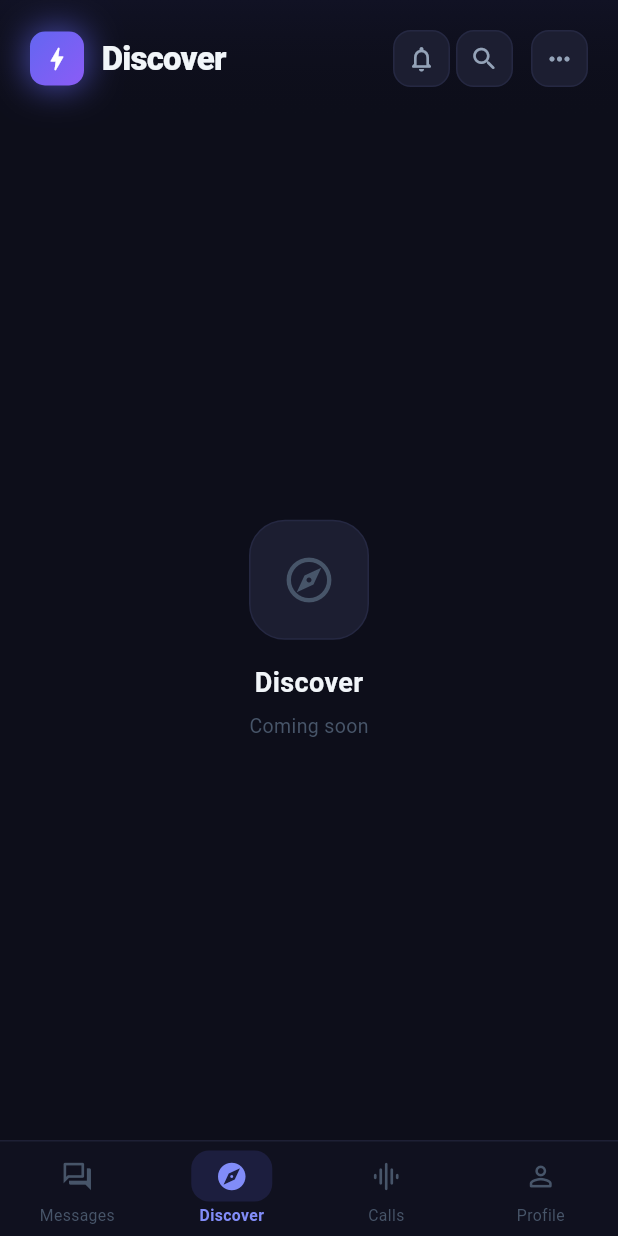
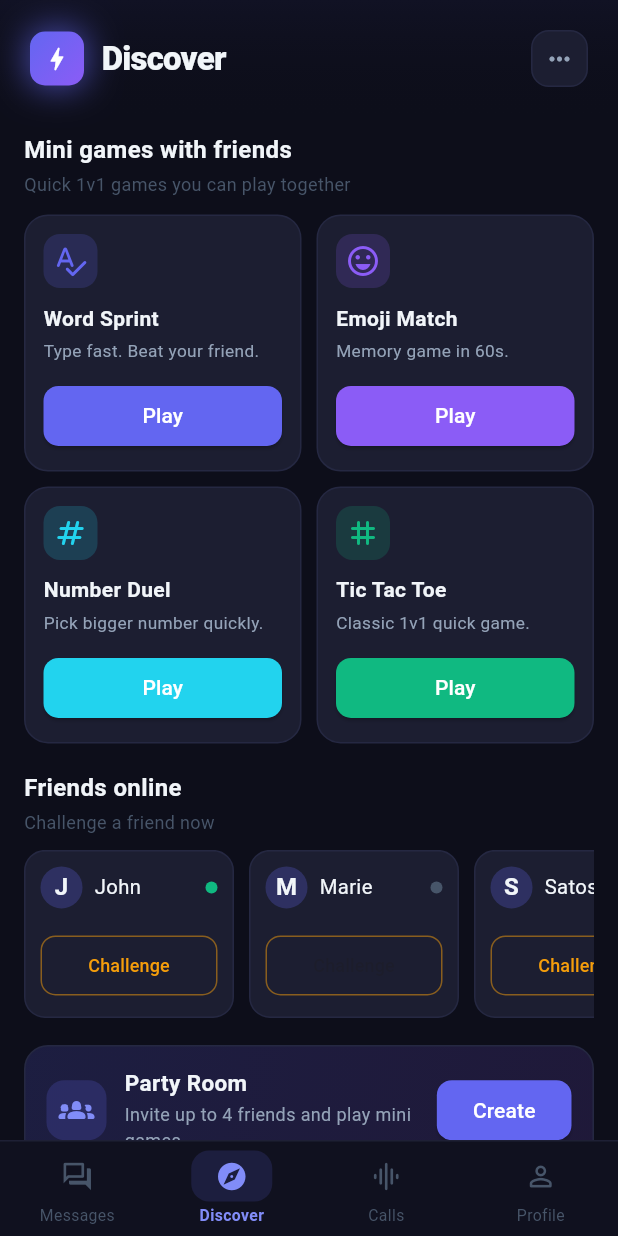
Before and after one commit to JMNaveeth/Multilingual_App, a Flutter app: the HomeScreen screen opened by its route, after a tap on "Moments", after a tap on "Calls", after a tap on "Discover", on a phone screen of 412 x 824 dp. Run offline on Flutter 3.47's test engine with Material 3 defaults, Android fonts, the phone set to English and light mode, and no system bars; our stand-ins replace flutter_contacts, flutter_riverpod, shared_preferences, socket_io_client; missing offline and left inert: flutter_webrtc; accounts and stored records are empty.

Commit message:
Add DiscoverScreen and integrate into HomeScreen

```diff
--- /dev/null
+++ b/lib/screens/discover/discover_screen.dart
@@ -0,0 +1,297 @@
+import 'package:flutter/material.dart';
+
+class _D {
+  static const bg = Color(0xFF0D0E1A);
+  static const card = Color(0xFF1C1E31);
+  static const cardBorder = Color(0xFF252842);
+  static const indigo = Color(0xFF6366F1);
+  static const indigoLight = Color(0xFF818CF8);
+  static const violet = Color(0xFF8B5CF6);
+  static const cyan = Color(0xFF22D3EE);
+  static const emerald = Color(0xFF10B981);
+  static const amber = Color(0xFFF59E0B);
+  static const textPrimary = Color(0xFFF1F5F9);
+  static const textSecondary = Color(0xFF94A3B8);
+  static const textMuted = Color(0xFF475569);
+}
+
+class DiscoverScreen extends StatelessWidget {
+  const DiscoverScreen({super.key});
+
+  static const _games = [
+    _MiniGame('Word Sprint', 'Type fast. Beat your friend.', Icons.spellcheck_rounded, _D.indigo),
+    _MiniGame('Emoji Match', 'Memory game in 60s.', Icons.emoji_emotions_outlined, _D.violet),
+    _MiniGame('Number Duel', 'Pick bigger number quickly.', Icons.numbers_rounded, _D.cyan),
+    _MiniGame('Tic Tac Toe', 'Classic 1v1 quick game.', Icons.grid_3x3_rounded, _D.emerald),
+  ];
+
+  static const _friends = [
+    _Friend('John', true),
+    _Friend('Marie', false),
+    _Friend('Satoshi', true),
+    _Friend('Nadia', true),
+  ];
+
+  void _showMessage(BuildContext context, String text) {
+    ScaffoldMessenger.of(context).showSnackBar(
+      SnackBar(
+        content: Text(text, style: const TextStyle(color: _D.textPrimary)),
+        backgroundColor: _D.card,
+        behavior: SnackBarBehavior.floating,
+        shape: RoundedRectangleBorder(borderRadius: BorderRadius.circular(12)),
+      ),
+    );
+  }
+
+  @override
+  Widget build(BuildContext context) {
+    return SingleChildScrollView(
+      padding: const EdgeInsets.fromLTRB(16, 8, 16, 20),
+      child: Column(
+        crossAxisAlignment: CrossAxisAlignment.start,
+        children: [
+          _sectionTitle('Mini games with friends', 'Quick 1v1 games you can play together'),
+          const SizedBox(height: 12),
+          GridView.builder(
+            itemCount: _games.length,
+            shrinkWrap: true,
+            physics: const NeverScrollableScrollPhysics(),
+            gridDelegate: const SliverGridDelegateWithFixedCrossAxisCount(
+              crossAxisCount: 2,
+              mainAxisSpacing: 10,
+              crossAxisSpacing: 10,
+              childAspectRatio: 1.08,
+            ),
+            itemBuilder: (context, index) {
+              final game = _games[index];
+              return _gameCard(
+                context: context,
+                game: game,
+              );
+            },
+          ),
+          const SizedBox(height: 18),
+          _sectionTitle('Friends online', 'Challenge a friend now'),
+          const SizedBox(height: 10),
+          SizedBox(
+            height: 112,
+            child: ListView.separated(
+              scrollDirection: Axis.horizontal,
+              itemCount: _friends.length,
+              separatorBuilder: (_, __) => const SizedBox(width: 10),
+              itemBuilder: (context, index) {
+                final friend = _friends[index];
+                return _friendCard(context, friend);
+              },
+            ),
+          ),
+          const SizedBox(height: 18),
+          Container(
+            width: double.infinity,
+            padding: const EdgeInsets.all(14),
+            decoration: BoxDecoration(
+              color: _D.card,
+              borderRadius: BorderRadius.circular(16),
+              border: Border.all(color: _D.cardBorder),
+              gradient: LinearGradient(
+                colors: [
+                  _D.indigo.withOpacity(0.18),
+                  _D.violet.withOpacity(0.14),
+                ],
+                begin: Alignment.topLeft,
+                end: Alignment.bottomRight,
+              ),
+            ),
+            child: Row(
+              children: [
+                Container(
+                  width: 40,
+                  height: 40,
+                  decoration: BoxDecoration(
+                    borderRadius: BorderRadius.circular(12),
+                    color: _D.indigo.withOpacity(0.2),
+                  ),
+                  child: const Icon(Icons.groups_2_rounded, color: _D.indigoLight),
+                ),
+                const SizedBox(width: 12),
+                const Expanded(
+                  child: Column(
+                    crossAxisAlignment: CrossAxisAlignment.start,
+                    children: [
+                      Text('Party Room',
+                          style: TextStyle(
+                            color: _D.textPrimary,
+                            fontWeight: FontWeight.w700,
+                            fontSize: 15,
+                          )),
+                      SizedBox(height: 2),
+                      Text('Invite up to 4 friends and play mini games',
+                          style: TextStyle(color: _D.textSecondary, fontSize: 12)),
+                    ],
+                  ),
+                ),
+                ElevatedButton(
+                  style: ElevatedButton.styleFrom(
+                    backgroundColor: _D.indigo,
+                    foregroundColor: Colors.white,
+                    shape: RoundedRectangleBorder(borderRadius: BorderRadius.circular(10)),
+                  ),
+                  onPressed: () => _showMessage(context, 'Party room coming soon'),
+                  child: const Text('Create'),
+                ),
+              ],
+            ),
+          ),
+        ],
+      ),
+    );
+  }
+
+  Widget _sectionTitle(String title, String subtitle) {
+    return Column(
+      crossAxisAlignment: CrossAxisAlignment.start,
+      children: [
+        Text(title,
+            style: const TextStyle(
+              color: _D.textPrimary,
+              fontSize: 16,
+              fontWeight: FontWeight.w700,
+            )),
+        const SizedBox(height: 3),
+        Text(subtitle,
+            style: const TextStyle(
+              color: _D.textMuted,
+              fontSize: 12,
+            )),
+      ],
+    );
+  }
+
+  Widget _gameCard({required BuildContext context, required _MiniGame game}) {
+    return Container(
+      padding: const EdgeInsets.all(12),
+      decoration: BoxDecoration(
+        color: _D.card,
+        borderRadius: BorderRadius.circular(16),
+        border: Border.all(color: _D.cardBorder),
+      ),
+      child: Column(
+        crossAxisAlignment: CrossAxisAlignment.start,
+        children: [
+          Container(
+            width: 36,
+            height: 36,
+            decoration: BoxDecoration(
+              color: game.color.withOpacity(0.18),
+              borderRadius: BorderRadius.circular(11),
+            ),
+            child: Icon(game.icon, color: game.color),
+          ),
+          const SizedBox(height: 10),
+          Text(game.name,
+              maxLines: 1,
+              overflow: TextOverflow.ellipsis,
+              style: const TextStyle(
+                color: _D.textPrimary,
+                fontWeight: FontWeight.w700,
+                fontSize: 14,
+              )),
+          const SizedBox(height: 4),
+          Text(
+            game.subtitle,
+            maxLines: 2,
+            overflow: TextOverflow.ellipsis,
+            style: const TextStyle(color: _D.textSecondary, fontSize: 11.5),
+          ),
+          const Spacer(),
+          SizedBox(
+            width: double.infinity,
+            child: ElevatedButton(
+              style: ElevatedButton.styleFrom(
+                backgroundColor: game.color,
+                foregroundColor: Colors.white,
+                shape: RoundedRectangleBorder(borderRadius: BorderRadius.circular(10)),
+                padding: const EdgeInsets.symmetric(vertical: 8),
+              ),
+              onPressed: () => _showMessage(context, '${game.name} coming soon'),
+              child: const Text('Play'),
+            ),
+          ),
+        ],
+      ),
+    );
+  }
+
+  Widget _friendCard(BuildContext context, _Friend friend) {
+    return Container(
+      width: 140,
+      padding: const EdgeInsets.all(10),
+      decoration: BoxDecoration(
+        color: _D.card,
+        borderRadius: BorderRadius.circular(14),
+        border: Border.all(color: _D.cardBorder),
+      ),
+      child: Column(
+        crossAxisAlignment: CrossAxisAlignment.start,
+        children: [
+          Row(
+            children: [
+              CircleAvatar(
+                radius: 14,
+                backgroundColor: _D.indigo.withOpacity(0.25),
+                child: Text(friend.name.characters.first.toUpperCase(),
+                    style: const TextStyle(color: _D.textPrimary, fontWeight: FontWeight.w700)),
+              ),
+              const SizedBox(width: 8),
+              Expanded(
+                child: Text(friend.name,
+                    overflow: TextOverflow.ellipsis,
+                    style: const TextStyle(color: _D.textPrimary, fontSize: 13.5)),
+              ),
+              Container(
+                width: 8,
+                height: 8,
+                decoration: BoxDecoration(
+                  shape: BoxShape.circle,
+                  color: friend.isOnline ? _D.emerald : _D.textMuted,
+                ),
+              ),
+            ],
+          ),
+          const Spacer(),
+          SizedBox(
+            width: double.infinity,
+            child: OutlinedButton(
+              style: OutlinedButton.styleFrom(
+                foregroundColor: _D.amber,
+                side: BorderSide(color: _D.amber.withOpacity(0.5)),
+                shape: RoundedRectangleBorder(borderRadius: BorderRadius.circular(10)),
+                padding: const EdgeInsets.symmetric(vertical: 8),
+              ),
+              onPressed: friend.isOnline
+                  ? () => _showMessage(context, 'Challenge sent to ${friend.name}')
+                  : null,
+              child: const Text('Challenge', style: TextStyle(fontSize: 12)),
+            ),
+          ),
+        ],
+      ),
+    );
+  }
+}
+
+class _MiniGame {
+  final String name;
+  final String subtitle;
+  final IconData icon;
+  final Color color;
+
+  const _MiniGame(this.name, this.subtitle, this.icon, this.color);
+}
+
+class _Friend {
+  final String name;
+  final bool isOnline;
+
+  const _Friend(this.name, this.isOnline);
+}
--- a/lib/screens/home/home_screen.dart
+++ b/lib/screens/home/home_screen.dart
@@ -8,6 +8,7 @@ import 'package:flutter/services.dart';
 import 'package:flutter_riverpod/flutter_riverpod.dart';
 import 'package:multilingual_chat_app/providers/auth_provider.dart';
 import 'package:multilingual_chat_app/screens/chat/chat_list_screen.dart';
+import 'package:multilingual_chat_app/screens/discover/discover_screen.dart';
 import 'package:multilingual_chat_app/screens/profile/profile_screen.dart';
 
 // ── Nexus Design Tokens ─────────────────────────────────────────────────────
@@ -95,7 +96,7 @@ class _HomeScreenState extends ConsumerState<HomeScreen>
       case 1:
         return Column(children: [
           _buildHeader(title: 'Discover'),
-          Expanded(child: _buildComingSoon(Icons.explore_outlined, 'Discover')),
+          const Expanded(child: DiscoverScreen()),
         ]);
       case 2:
         return Column(children: [
@@ -189,29 +190,10 @@ class _HomeScreenState extends ConsumerState<HomeScreen>
           ),
         ),
 
-        if (showActions) ...[
-          _headerIconBtn(Icons.notifications_none_rounded, () {}),
-          _headerIconBtn(Icons.search_rounded, () {}),
-          _moreMenu(),
-        ],
+        if (showActions) _moreMenu(),
       ]),
     );
   }
-
-  Widget _headerIconBtn(IconData icon, VoidCallback onTap) => GestureDetector(
-        onTap: onTap,
-        child: Container(
-          width: 38,
-          height: 38,
-          margin: const EdgeInsets.only(left: 4),
-          decoration: BoxDecoration(
-            color: _N.card,
-            borderRadius: BorderRadius.circular(12),
-            border: Border.all(color: _N.cardBorder),
-          ),
-          child: Icon(icon, color: _N.textSecondary, size: 20),
-        ),
-      );
 
   Widget _moreMenu() => PopupMenuButton<String>(
         color: _N.card,
@@ -282,19 +264,7 @@ class _HomeScreenState extends ConsumerState<HomeScreen>
                 ),
               ),
             ),
-            Container(
-              margin: const EdgeInsets.only(right: 8),
-              padding: const EdgeInsets.symmetric(horizontal: 8, vertical: 4),
-              decoration: BoxDecoration(
-                color: _N.indigo.withOpacity(0.15),
-                borderRadius: BorderRadius.circular(8),
-              ),
-              child: const Text('⌘ K',
-                  style: TextStyle(
-                      color: _N.indigoLight,
-                      fontSize: 11,
-                      fontWeight: FontWeight.w600)),
-            ),
+            const SizedBox(width: 12),
           ]),
         ),
       );
```
